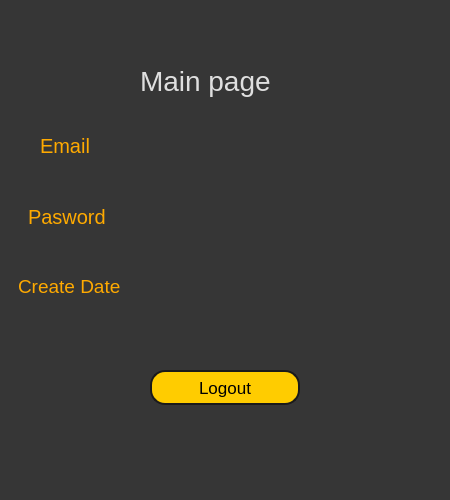
The window that UI/main.ui (Mandalflik02/Login-Register-Project) describes before a commit, drawn with Qt 5.
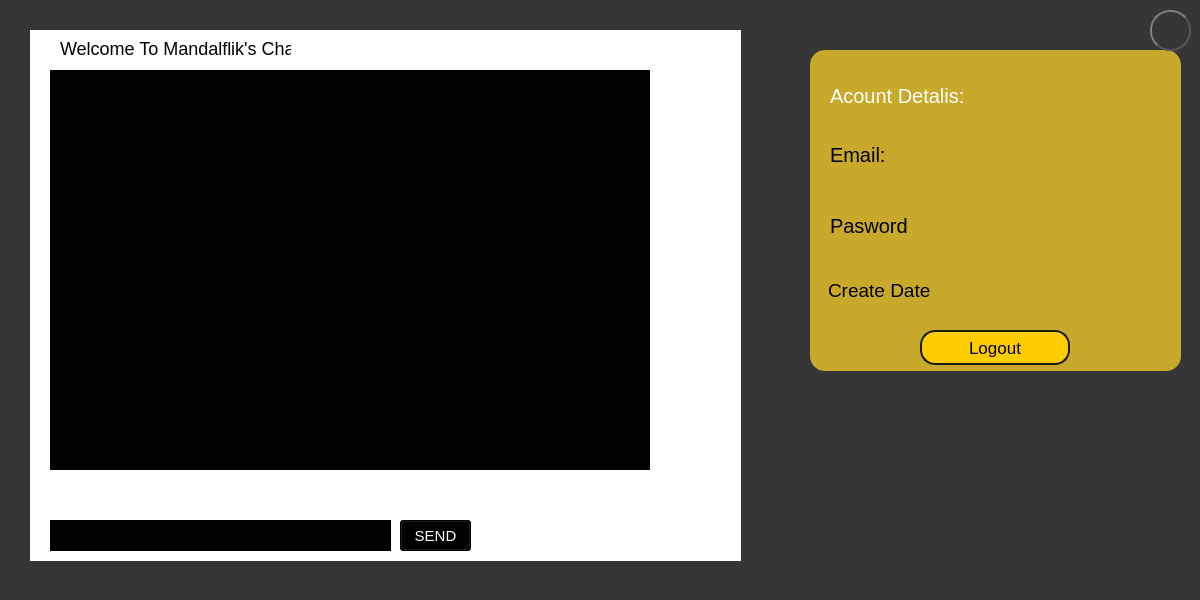
The same window after the commit.

```diff
--- a/UI/main.ui
+++ b/UI/main.ui
@@ -6,8 +6,8 @@
    <rect>
     <x>0</x>
     <y>0</y>
-    <width>450</width>
-    <height>500</height>
+    <width>1200</width>
+    <height>600</height>
    </rect>
   </property>
   <property name="windowTitle">
@@ -16,130 +16,185 @@
   <property name="styleSheet">
    <string notr="true">background-color: rgb(54, 54, 54);</string>
   </property>
-  <widget class="QLabel" name="label">
+  <widget class="QPushButton" name="accountdetalisbutton">
    <property name="geometry">
     <rect>
-     <x>140</x>
-     <y>60</y>
-     <width>131</width>
+     <x>1150</x>
+     <y>10</y>
+     <width>41</width>
      <height>41</height>
     </rect>
    </property>
    <property name="styleSheet">
-    <string notr="true">color: rgb(223, 223, 223);
-font-size:28px;</string>
+    <string notr="true">color: #333;
+border: 2px solid #555;
+border-radius: 20px;
+border-style: outset;
+background: qradialgradient(
+cx: 0.3, cy: -0.4, fx: 0.3, fy: -0.4,
+radius: 1.35, stop: 0 rgb(255,204,0), stop: 1 rgb(255,204,0) );
+padding: 5px;</string>
    </property>
    <property name="text">
-    <string>Main page</string>
+    <string>AD</string>
    </property>
   </widget>
-  <widget class="QLabel" name="label_2">
+  <widget class="QWidget" name="widget" native="true">
    <property name="geometry">
     <rect>
-     <x>40</x>
-     <y>130</y>
-     <width>51</width>
+     <x>30</x>
+     <y>30</y>
+     <width>711</width>
+     <height>531</height>
+    </rect>
+   </property>
+   <property name="styleSheet">
+    <string notr="true">background-color: rgb(255, 255, 255);</string>
+   </property>
+   <widget class="QTextEdit" name="textsend">
+    <property name="geometry">
+     <rect>
+      <x>20</x>
+      <y>490</y>
+      <width>341</width>
      <height>31</height>
     </rect>
    </property>
    <property name="styleSheet">
-    <string notr="true">font-size:20px;
-color: rgb(255, 170, 0);</string>
-   </property>
+     <string notr="true">background-color: rgb(0, 0, 0);
+font-size:15px;
+color:rgb(255,255,255);</string>
+    </property>
+   </widget>
+   <widget class="QPushButton" name="sendbutton">
+    <property name="geometry">
+     <rect>
+      <x>370</x>
+      <y>490</y>
+      <width>71</width>
+      <height>31</height>
+     </rect>
+    </property>
+    <property name="styleSheet">
+     <string notr="true">color: rgb(255, 255, 255);
+background-color: rgb(0, 0, 0);
+font-size:15px;</string>
+    </property>
    <property name="text">
-    <string>Email:</string>
-   </property>
-  </widget>
-  <widget class="QLabel" name="label_3">
+     <string>SEND</string>
+    </property>
+   </widget>
+   <widget class="QTextEdit" name="chattextedit">
    <property name="geometry">
     <rect>
-     <x>28</x>
-     <y>201</y>
-     <width>81</width>
-     <height>31</height>
+      <x>20</x>
+      <y>40</y>
+      <width>600</width>
+      <height>400</height>
     </rect>
    </property>
    <property name="styleSheet">
-    <string notr="true">font-size:20px;
-color: rgb(255, 170, 0);</string>
-   </property>
+     <string notr="true">background-color: rgb(0, 0, 0);
+color: rgb(255, 255, 255);</string>
+    </property>
+    <property name="acceptRichText">
+     <bool>true</bool>
+    </property>
+    <property name="textInteractionFlags">
+     <set>Qt::TextEditable</set>
+    </property>
+   </widget>
+   <widget class="QLabel" name="label_5">
+    <property name="geometry">
+     <rect>
+      <x>30</x>
+      <y>10</y>
+      <width>231</width>
+      <height>16</height>
+     </rect>
+    </property>
+    <property name="styleSheet">
+     <string notr="true">color: rgb(0, 0, 0);
+font: 8pt &quot;Calibri&quot;;
+font-size:18px;</string>
+    </property>
    <property name="text">
-    <string>Pasword</string>
-   </property>
-  </widget>
+     <string>Welcome To Mandalflik's Chat</string>
+    </property>
+   </widget>
+  </widget>
+  <widget class="QWidget" name="detalisframe" native="true">
+   <property name="geometry">
+    <rect>
+     <x>810</x>
+     <y>50</y>
+     <width>371</width>
+     <height>321</height>
+    </rect>
+   </property>
+   <property name="styleSheet">
+    <string notr="true">
+border-radius:15px;
+font-size:17px;
+background-color:rgb(200, 169, 43);
+</string>
+   </property>
   <widget class="QLabel" name="label_4">
    <property name="geometry">
     <rect>
      <x>18</x>
-     <y>271</y>
-     <width>111</width>
-     <height>31</height>
+      <y>230</y>
+      <width>121</width>
+      <height>21</height>
     </rect>
    </property>
    <property name="styleSheet">
     <string notr="true">font-size:19px;
-color: rgb(255, 170, 0);</string>
+color: rgb(0, 0, 0);</string>
    </property>
    <property name="text">
     <string>Create Date</string>
    </property>
   </widget>
-  <widget class="QLabel" name="email">
+   <widget class="QLabel" name="label_3">
    <property name="geometry">
     <rect>
-     <x>170</x>
-     <y>130</y>
-     <width>171</width>
-     <height>20</height>
+      <x>20</x>
+      <y>160</y>
+      <width>91</width>
+      <height>31</height>
     </rect>
    </property>
    <property name="styleSheet">
-    <string notr="true">color: rgb(255, 255, 255);
-font-size:15px</string>
+     <string notr="true">font-size:20px;
+color: rgb(0, 0, 0);</string>
    </property>
    <property name="text">
-    <string/>
-   </property>
-  </widget>
-  <widget class="QLabel" name="password">
+     <string>Pasword</string>
+    </property>
+   </widget>
+   <widget class="QLabel" name="label_2">
    <property name="geometry">
     <rect>
-     <x>170</x>
-     <y>200</y>
-     <width>171</width>
-     <height>20</height>
+      <x>20</x>
+      <y>89</y>
+      <width>71</width>
+      <height>31</height>
     </rect>
    </property>
    <property name="styleSheet">
-    <string notr="true">color: rgb(255, 255, 255);
-font-size:15px</string>
+     <string notr="true">font-size:20px;
+color: rgb(0, 0, 0);</string>
    </property>
    <property name="text">
-    <string/>
-   </property>
-  </widget>
-  <widget class="QLabel" name="createdate">
-   <property name="geometry">
-    <rect>
-     <x>170</x>
-     <y>270</y>
-     <width>171</width>
-     <height>20</height>
-    </rect>
-   </property>
-   <property name="styleSheet">
-    <string notr="true">color: rgb(255, 255, 255);
-font-size:15px</string>
-   </property>
-   <property name="text">
-    <string/>
+     <string>Email:</string>
    </property>
   </widget>
   <widget class="QPushButton" name="logoutbutton">
    <property name="geometry">
     <rect>
-     <x>150</x>
-     <y>370</y>
+      <x>110</x>
+      <y>280</y>
      <width>150</width>
      <height>35</height>
     </rect>
@@ -155,6 +210,98 @@
     <string>Logout</string>
    </property>
   </widget>
+   <widget class="QLabel" name="email">
+    <property name="geometry">
+     <rect>
+      <x>140</x>
+      <y>100</y>
+      <width>171</width>
+      <height>16</height>
+     </rect>
+    </property>
+    <property name="styleSheet">
+     <string notr="true">color: rgb(0, 0, 0);
+font-size:19px;
+</string>
+    </property>
+    <property name="text">
+     <string/>
+    </property>
+   </widget>
+   <widget class="QLabel" name="createdate">
+    <property name="geometry">
+     <rect>
+      <x>140</x>
+      <y>230</y>
+      <width>181</width>
+      <height>20</height>
+     </rect>
+    </property>
+    <property name="styleSheet">
+     <string notr="true">color: rgb(0, 0, 0);
+font-size:19px;
+</string>
+    </property>
+    <property name="text">
+     <string/>
+    </property>
+   </widget>
+   <widget class="QLabel" name="password">
+    <property name="geometry">
+     <rect>
+      <x>140</x>
+      <y>170</y>
+      <width>171</width>
+      <height>16</height>
+     </rect>
+    </property>
+    <property name="styleSheet">
+     <string notr="true">color: rgb(0, 0, 0);
+font-size:19px;
+</string>
+    </property>
+    <property name="text">
+     <string/>
+    </property>
+   </widget>
+   <widget class="QLabel" name="label">
+    <property name="geometry">
+     <rect>
+      <x>20</x>
+      <y>30</y>
+      <width>141</width>
+      <height>31</height>
+     </rect>
+    </property>
+    <property name="styleSheet">
+     <string notr="true">color: rgb(255, 255, 255);
+font-size:20px;</string>
+    </property>
+    <property name="text">
+     <string>Acount Detalis: </string>
+    </property>
+   </widget>
+   <widget class="QLabel" name="username">
+    <property name="geometry">
+     <rect>
+      <x>180</x>
+      <y>30</y>
+      <width>161</width>
+      <height>31</height>
+     </rect>
+    </property>
+    <property name="styleSheet">
+     <string notr="true">color: rgb(255, 255, 255);
+font-size:18px;</string>
+    </property>
+    <property name="text">
+     <string/>
+    </property>
+   </widget>
+  </widget>
+  <zorder>detalisframe</zorder>
+  <zorder>accountdetalisbutton</zorder>
+  <zorder>widget</zorder>
  </widget>
  <resources/>
  <connections/>
```
Left out of the diff: 9 changed lines with no effect on the pictures. Lines whose indentation alone changed are shown as unchanged.
